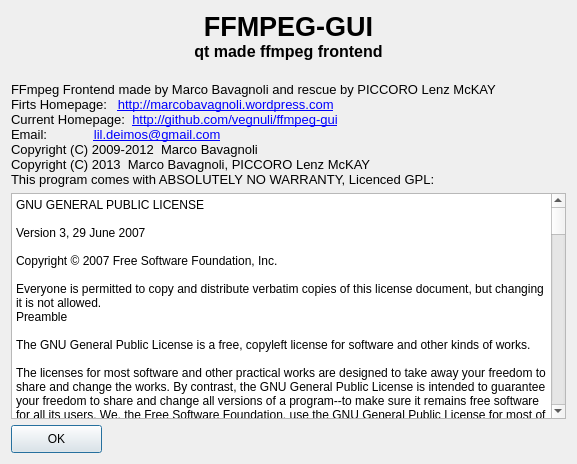
Old version of the form src/about.ui in the repository vegnuli/ffmpeg-gui.
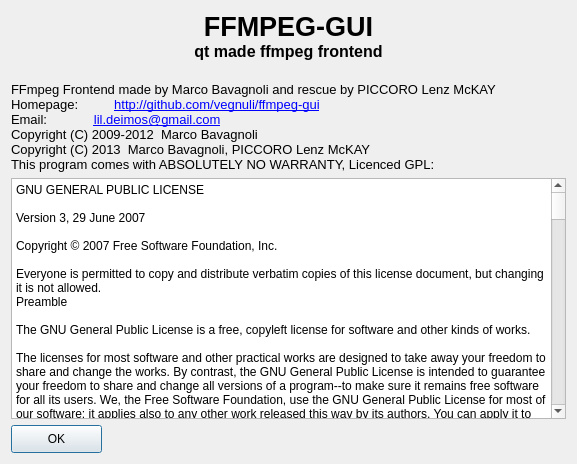
New version of the form. Icons and pictures are not drawn.

Commit message: fixed regprex for size rezising detection, stop event on close button prevent segfaults + FIX workaround on regExp pattern for scaling personalized video + FIX segfault when pus stop button and not finish process, event must be stoped firts + ADDED updated live the command line args + NEW added -stric experimental by default, need for faac and vpx codecs

```diff
--- a/src/about.ui
+++ b/src/about.ui
@@ -56,8 +56,7 @@
 p, li { white-space: pre-wrap; }
 &lt;/style&gt;&lt;/head&gt;&lt;body style=&quot; font-family:'Sans'; font-size:10pt; font-weight:400; font-style:normal;&quot;&gt;
 &lt;p style=&quot; margin-top:0px; margin-bottom:0px; margin-left:0px; margin-right:0px; -qt-block-indent:0; text-indent:0px;&quot;&gt;FFmpeg Frontend made by Marco Bavagnoli and rescue by PICCORO Lenz McKAY&lt;/p&gt;
-&lt;p style=&quot; margin-top:0px; margin-bottom:0px; margin-left:0px; margin-right:0px; -qt-block-indent:0; text-indent:0px;&quot;&gt;Firts Homepage:   &lt;a href=&quot;http://marcobavagnoli.wordpress.com&quot;&gt;&lt;span style=&quot; text-decoration: underline; color:#0000ff;&quot;&gt;http://marcobavagnoli.wordpress.com&lt;/span&gt;&lt;/a&gt;&lt;/p&gt;
-&lt;p style=&quot; margin-top:0px; margin-bottom:0px; margin-left:0px; margin-right:0px; -qt-block-indent:0; text-indent:0px;&quot;&gt;Current Homepage:  &lt;a href=&quot;http://github.com/vegnuli/ffmpeg-gui&quot;&gt;&lt;span style=&quot; text-decoration: underline; color:#0000ff;&quot;&gt;http://github.com/vegnuli/ffmpeg-gui&lt;/span&gt;&lt;/a&gt;&lt;/p&gt;
+&lt;p style=&quot; margin-top:0px; margin-bottom:0px; margin-left:0px; margin-right:0px; -qt-block-indent:0; text-indent:0px;&quot;&gt;Homepage:          &lt;a href=&quot;http://github.com/vegnuli/ffmpeg-gui&quot;&gt;&lt;span style=&quot; text-decoration: underline; color:#0000ff;&quot;&gt;http://github.com/vegnuli/ffmpeg-gui&lt;/span&gt;&lt;/a&gt;&lt;/p&gt;
 &lt;p style=&quot; margin-top:0px; margin-bottom:0px; margin-left:0px; margin-right:0px; -qt-block-indent:0; text-indent:0px;&quot;&gt;Email:             &lt;a href=&quot;mailto:lil.deimos@gmail.com&quot;&gt;&lt;span style=&quot; text-decoration: underline; color:#0000ff;&quot;&gt;lil.deimos@gmail.com&lt;/span&gt;&lt;/a&gt;&lt;/p&gt;
 &lt;p style=&quot; margin-top:0px; margin-bottom:0px; margin-left:0px; margin-right:0px; -qt-block-indent:0; text-indent:0px;&quot;&gt;Copyright (C) 2009-2012  Marco Bavagnoli&lt;/p&gt;
 &lt;p style=&quot; margin-top:0px; margin-bottom:0px; margin-left:0px; margin-right:0px; -qt-block-indent:0; text-indent:0px;&quot;&gt;Copyright (C) 2013  Marco Bavagnoli, PICCORO Lenz McKAY&lt;/p&gt;
```
The commit also changes 4 other files.
